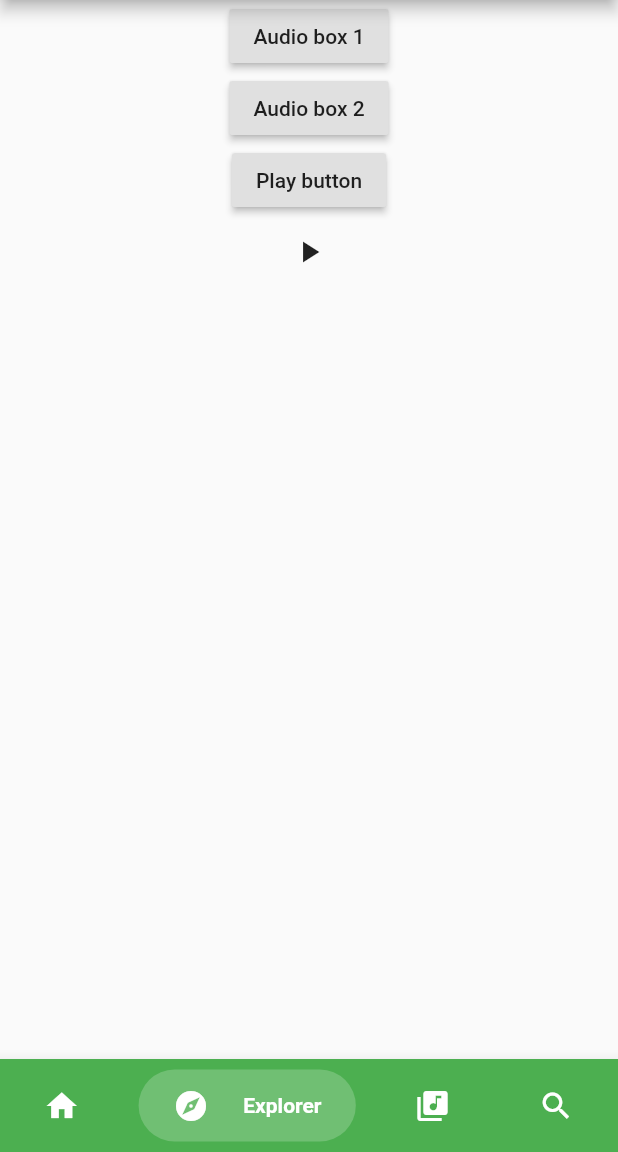
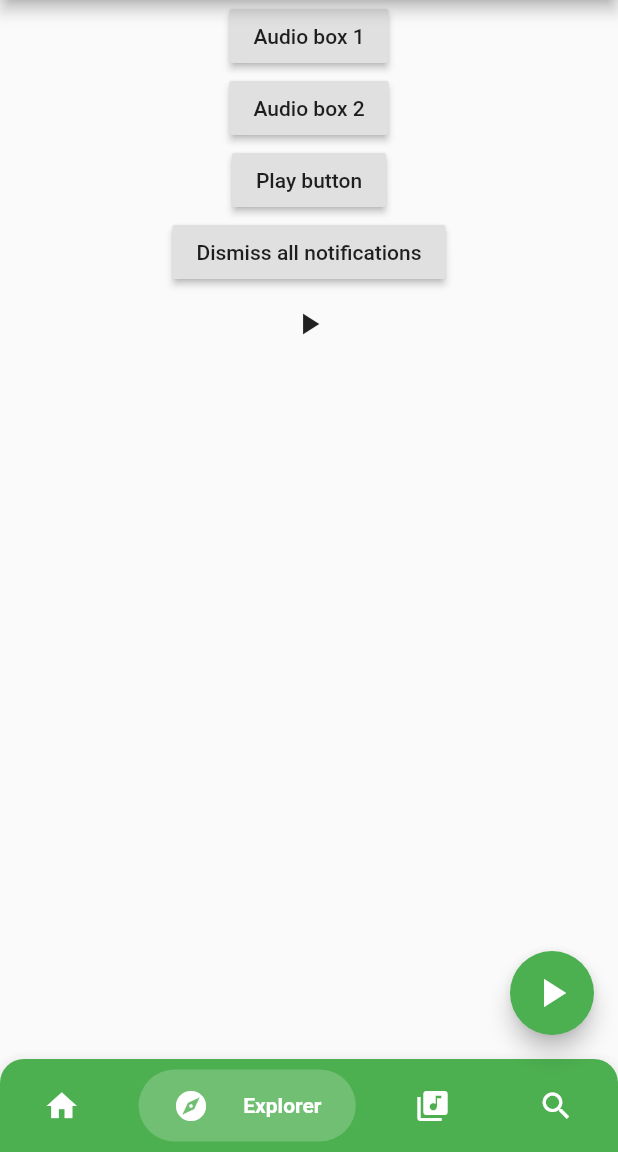
Before and after one commit to Veerse/ahad_mobile, a Flutter app: the HomePage screen opened by its route, item 2 of the bottom bar chosen, after a tap on "Audio box 1", on a phone screen of 412 x 824 dp, the part 84-1236 px from its top. Run offline on Flutter 3.47's test engine with Material 2 defaults, Android fonts, the phone set to English and light mode, and no system bars; drawn by our look-alikes of bubble_bottom_bar; our stand-ins replace audioplayers, flutter_form_builder, flutter_local_notifications, flutter_secure_storage, flutter_spinkit, introduction_screen and 1 more; accounts and stored records are empty.

Commit message:
audio player wip

```diff
--- a/lib/main.dart
+++ b/lib/main.dart
@@ -13,11 +13,13 @@ import 'package:ahadmobile/ui/ProfilePage.dart';
 import 'package:ahadmobile/ui/RegisterPage.dart';
 import 'package:flutter/material.dart';
 import 'package:flutter/services.dart';
+import 'package:flutter_local_notifications/flutter_local_notifications.dart';
 import 'package:flutter_secure_storage/flutter_secure_storage.dart';
 import 'package:provider/provider.dart';
 import 'package:shared_preferences/shared_preferences.dart';
 
 void main() {
+
   WidgetsFlutterBinding.ensureInitialized();
   SystemChrome.setPreferredOrientations([
     DeviceOrientation.portraitUp
--- a/lib/providers/AudioModel.dart
+++ b/lib/providers/AudioModel.dart
@@ -5,6 +5,9 @@ import 'package:ahadmobile/models/Audio.dart';
 import 'package:audioplayers/audioplayers.dart';
 import 'package:flutter/cupertino.dart';
 import 'dart:io' show Platform;
+
+import 'package:flutter_local_notifications/flutter_local_notifications.dart';
+
 
 
 
@@ -22,6 +25,7 @@ class AudioModel extends ChangeNotifier {
         return;
       } else {
         _playOrPause();
+        notifyListeners();
         return;
       }
     }
@@ -55,13 +59,42 @@ class AudioModel extends ChangeNotifier {
       print('Nok $e');
     });
 
+    notifyListeners();
+
     if (Platform.isIOS) {
+      print('iOS notification');
       await _audioPlayer.setNotification(
-        title: _currentAudio.title,
-        artist: _currentAudio.user.firstName,
-        albumTitle: 'L\'labum',
-        imageUrl: "http://93.6.197.182:8095/user/${_currentAudio.user.id}/avatar"
+          title: _currentAudio.title,
+          artist: _currentAudio.user.firstName,
+          albumTitle: 'L\'labum',
+          imageUrl: "http://93.6.197.182:8095/user/${_currentAudio.user.id}/avatar"
       );
+    }
+
+    if (Platform.isAndroid && 1 == 2) {
+      FlutterLocalNotificationsPlugin flutterLocalNotificationsPlugin = FlutterLocalNotificationsPlugin();
+// initialise the plugin. app_icon needs to be a added as a drawable resource to the Android head project
+      var initializationSettingsAndroid = AndroidInitializationSettings("ic_launcher");
+
+      var initializationSettings = InitializationSettings(
+          initializationSettingsAndroid, null);
+      await flutterLocalNotificationsPlugin.initialize(initializationSettings,
+          onSelectNotification: null);
+
+
+      var androidPlatformChannelSpecifics = AndroidNotificationDetails(
+        '0', 'AhChanad', 'Ahad notifications',
+        importance: Importance.Max, priority: Priority.High,
+        playSound: false, style: AndroidNotificationStyle.Media, channelShowBadge: false,
+        visibility: NotificationVisibility.Public, autoCancel: false,
+      );
+
+      var platformChannelSpecifics = NotificationDetails(
+          androidPlatformChannelSpecifics, null);
+
+      await flutterLocalNotificationsPlugin.show(
+          0, '${_currentAudio.title}', '${_currentAudio.user.firstName}', platformChannelSpecifics,
+          payload: 'item x');
     }
   }
 
@@ -79,6 +112,10 @@ class AudioModel extends ChangeNotifier {
     }
   }
 
+  void dismiss(){
+    FlutterLocalNotificationsPlugin().cancelAll();
+  }
+
   void wipeAudio(){
     this._currentAudio = null;
     notifyListeners();
--- a/lib/ui/Home/ExploreTab.dart
+++ b/lib/ui/Home/ExploreTab.dart
@@ -17,12 +17,16 @@ class ExploreTab extends StatelessWidget {
             child: Text('Audio box 1'),
           ),
           RaisedButton(
-            onPressed: () => Provider.of<AudioModel>(context, listen: false).playOrPause(new Audio(id: 2, title: 'Audio deux', user: new User(id: 2, firstName: 'Imam 2'))),
+            onPressed: () => Provider.of<AudioModel>(context, listen: false).playOrPause(new Audio(id: 3, title: 'Audio deux', user: new User(id: 3, firstName: 'Imam 2'))),
             child: Text('Audio box 2'),
           ),
           RaisedButton(
             onPressed: () => Provider.of<AudioModel>(context, listen: false).playOrPause(),
             child: Text('Play button'),
+          ),
+          RaisedButton(
+            onPressed: () => Provider.of<AudioModel>(context, listen: false).dismiss(),
+            child: Text('Dismiss all notifications'),
           ),
           IconButton(
             onPressed: () => Provider.of<AudioModel>(context, listen: false).playOrPause(),
--- a/lib/ui/Home/HomePage.dart
+++ b/lib/ui/Home/HomePage.dart
@@ -5,6 +5,7 @@ import 'package:ahadmobile/ui/Home/ExploreTab.dart';
 import 'package:ahadmobile/ui/Home/HomeTab.dart';
 import 'package:ahadmobile/ui/Home/LibraryTab.dart';
 import 'package:ahadmobile/ui/Home/SearchTab.dart';
+import 'package:audioplayers/audioplayers.dart';
 import 'package:bubble_bottom_bar/bubble_bottom_bar.dart';
 import 'package:flutter/material.dart';
 import 'package:provider/provider.dart';
@@ -62,24 +63,24 @@ class HomePageState extends State<HomePage> {
         child: Icon(Icons.play_arrow, size: 32),
         //backgroundColor: Theme.of(context).primaryColor,
       ),*/
-      /*floatingActionButton: Consumer<AudioModel>(
+      floatingActionButton: Consumer <AudioModel> (
         builder: (context, audio, child){
-          if (audio.audioPlayer.state != null){
+          if (audio.audioPlayer.state != null) {
             return GestureDetector(
               onLongPress: () => Navigator.pushNamed(context, '/player'),
               child: FloatingActionButton(
                 onPressed: (){
                   Provider.of<AudioModel>(context, listen: false).playOrPause();
                 },
-                child: Icon(audio.audioPlayer.state == AudioPlayerState.PLAYING ? Icons.play_arrow:Icons.pause, size: 32),
+                child: Icon(audio.audioPlayer.state == AudioPlayerState.PLAYING ? Icons.pause:Icons.play_arrow, size: 32),
                 //backgroundColor: Theme.of(context).primaryColor,
               ),
             );
           } else {
-            return Container();
+            return Text('null');
           }
         },
-      ),*/
+      ),
       bottomNavigationBar: BubbleBottomBar(
           //fabLocation: BubbleBottomBarFabLocation.end, //new
           opacity: .2,
--- a/pubspec.yaml
+++ b/pubspec.yaml
@@ -35,6 +35,7 @@ dependencies:
   flutter_spinkit: ^4.1.2
   bubble_bottom_bar: ^1.2.0
   audioplayers: ^0.14.2
+  flutter_local_notifications: ^1.3.0
 
 
 
```
Also changed, not shown: lib/ui/PlayerPage.dart (+9 -4 lines), pubspec.lock, 1 other file.
